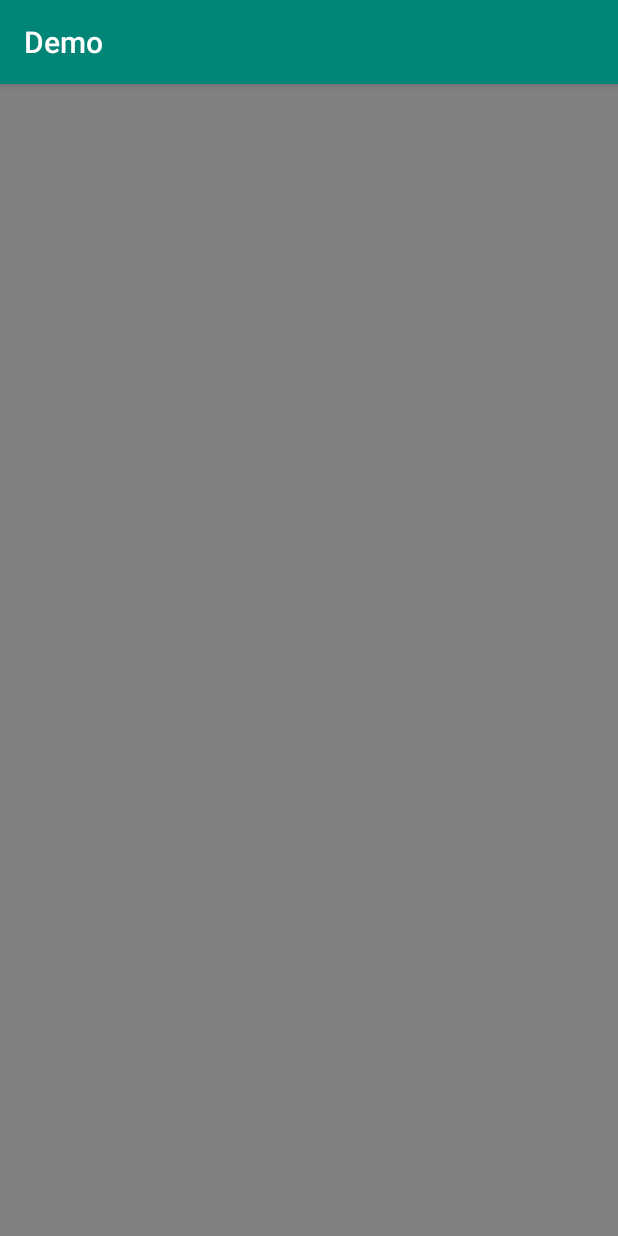
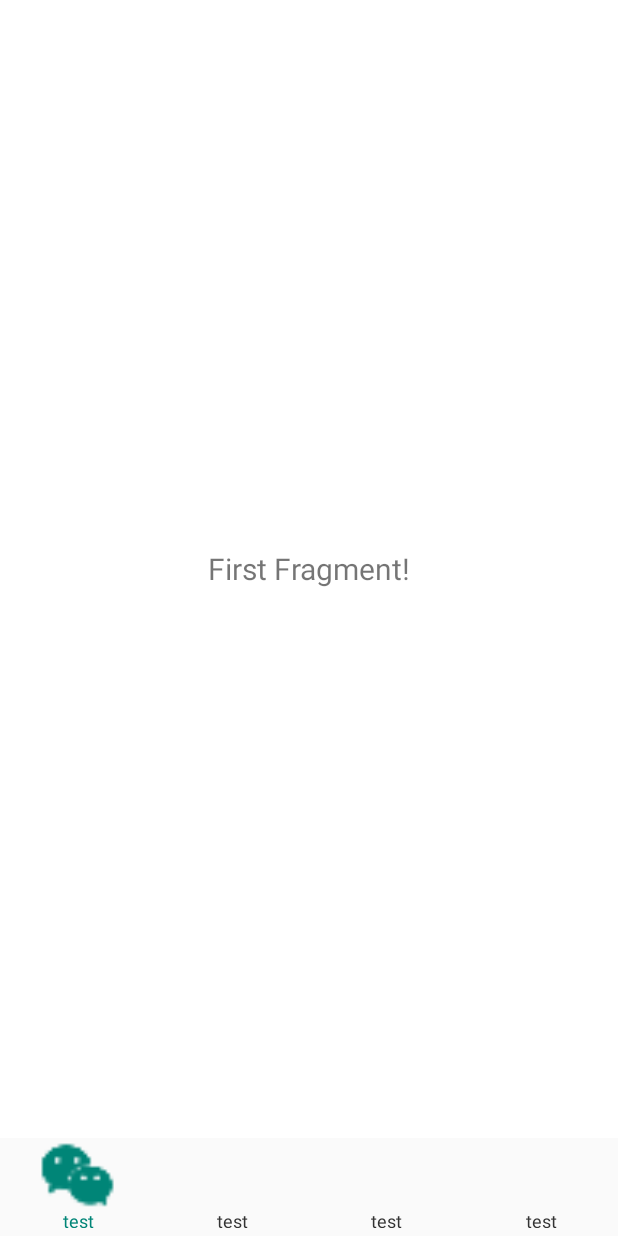
Before and after one commit to daishengda2018/AndroidKnowledgeSystem, an Android app: the screen it shows after launch (MainActivity before the commit, WeChatDemoActivity after it), on a phone screen of 412 x 824 dp. Run offline under Robolectric (Android 15) with nearby library versions, the light colour scheme and no system bars.

Commit message:
使用Xformode仿微信6.0 tab 渐变

```diff
--- /dev/null
+++ b/Demo/app/src/main/java/com/example/dsd/demo/ui/transfer/wechat/WeChatDemoActivity.java
@@ -0,0 +1,130 @@
+package com.example.dsd.demo.ui.transfer.wechat;
+
+import android.os.Bundle;
+import android.support.v4.app.Fragment;
+import android.support.v4.app.FragmentActivity;
+import android.support.v4.app.FragmentPagerAdapter;
+import android.support.v4.view.ViewPager;
+import android.view.View;
+
+import com.example.dsd.demo.R;
+
+import java.util.ArrayList;
+import java.util.List;
+
+/**
+ * todo
+ * Created by im_dsd on 2019-11-06
+ */
+public class WeChatDemoActivity extends FragmentActivity implements ViewPager.OnPageChangeListener, View.OnClickListener {
+    private ViewPager mViewPager;
+    private List<Fragment> mTabs = new ArrayList<Fragment>();
+    private FragmentPagerAdapter mAdapter;
+
+    private String[] mTitles = new String[]{"First Fragment!",
+        "Second Fragment!", "Third Fragment!", "Fourth Fragment!"};
+
+    private List<WeChatTagView> mTabIndicator = new ArrayList<WeChatTagView>();
+
+    @Override
+    protected void onCreate(Bundle savedInstanceState) {
+        super.onCreate(savedInstanceState);
+        setContentView(R.layout.activity_main);
+        mViewPager = findViewById(R.id.id_viewpager);
+        initDatas();
+        mViewPager.setAdapter(mAdapter);
+        mViewPager.setOnPageChangeListener(this);
+    }
+
+    private void initDatas() {
+        for (String title : mTitles) {
+            WechatTabFragment tabFragment = new WechatTabFragment();
+            Bundle args = new Bundle();
+            args.putString("title", title);
+            tabFragment.setArguments(args);
+            mTabs.add(tabFragment);
+        }
+
+        mAdapter = new FragmentPagerAdapter(getSupportFragmentManager()) {
+            @Override
+            public int getCount() {
+                return mTabs.size();
+            }
+            @Override
+            public Fragment getItem(int arg0) {
+                return mTabs.get(arg0);
+            }
+        };
+        initTabIndicator();
+    }
+
+    private void initTabIndicator() {
+        WeChatTagView one = findViewById(R.id.id_indicator_1);
+        WeChatTagView two = findViewById(R.id.id_indicator_2);
+        WeChatTagView three = findViewById(R.id.id_indicator_3);
+        WeChatTagView four = findViewById(R.id.id_indicator_4);
+
+        mTabIndicator.add(one);
+        mTabIndicator.add(two);
+        mTabIndicator.add(three);
+        mTabIndicator.add(four);
+
+        one.setOnClickListener(this);
+        two.setOnClickListener(this);
+        three.setOnClickListener(this);
+        four.setOnClickListener(this);
+        one.setIconAlpha(1.0f);
+    }
+
+    @Override
+    public void onPageSelected(int arg0) {
+    }
+
+    @Override
+    public void onPageScrolled(int position, float positionOffset, int positionOffsetPixels) {
+        if (positionOffset > 0) {
+            WeChatTagView left = mTabIndicator.get(position);
+            WeChatTagView right = mTabIndicator.get(position + 1);
+            left.setIconAlpha(1 - positionOffset);
+            right.setIconAlpha(positionOffset);
+        }
+    }
+
+    @Override
+    public void onPageScrollStateChanged(int state) {
+
+    }
+
+    @Override
+    public void onClick(View v) {
+        resetOtherTabs();
+        switch (v.getId()) {
+            case R.id.id_indicator_1:
+                mTabIndicator.get(0).setIconAlpha(1.0f);
+                mViewPager.setCurrentItem(0, false);
+                break;
+            case R.id.id_indicator_2:
+                mTabIndicator.get(1).setIconAlpha(1.0f);
+                mViewPager.setCurrentItem(1, false);
+                break;
+            case R.id.id_indicator_3:
+                mTabIndicator.get(2).setIconAlpha(1.0f);
+                mViewPager.setCurrentItem(2, false);
+                break;
+            case R.id.id_indicator_4:
+                mTabIndicator.get(3).setIconAlpha(1.0f);
+                mViewPager.setCurrentItem(3, false);
+                break;
+
+        }
+    }
+
+    /**
+     * 重置其他的Tab
+     */
+    private void resetOtherTabs() {
+        for (int i = 0; i < mTabIndicator.size(); i++) {
+            mTabIndicator.get(i).setIconAlpha(0);
+        }
+    }
+}
--- /dev/null
+++ b/Demo/app/src/main/java/com/example/dsd/demo/ui/transfer/wechat/WeChatTagView.java
@@ -0,0 +1,142 @@
+package com.example.dsd.demo.ui.transfer.wechat;
+
+import android.content.Context;
+import android.content.res.TypedArray;
+import android.graphics.Canvas;
+import android.graphics.Color;
+import android.graphics.Paint;
+import android.graphics.PorterDuff;
+import android.graphics.PorterDuffXfermode;
+import android.graphics.Rect;
+import android.graphics.RectF;
+import android.graphics.drawable.BitmapDrawable;
+import android.support.annotation.Nullable;
+import android.util.AttributeSet;
+import android.view.View;
+
+import com.example.dsd.demo.R;
+import com.example.dsd.demo.utils.DisplayUtils;
+
+/**
+ * 微信 tag view
+ * <p>
+ * Created by im_dsd on 2019-11-06
+ */
+public class WeChatTagView extends View {
+
+    private String mText;
+    private int mTextSize;
+    private int mColor;
+    private BitmapDrawable mIcon;
+    private RectF mIconRect;
+    private Paint mTextPaint;
+    private Rect mTextBound = new Rect();
+    private float mAlpha = 0;
+    private Paint mPaint;
+    private PorterDuffXfermode mXfermode;
+
+    public WeChatTagView(Context context) {
+        this(context, null);
+    }
+
+    public WeChatTagView(Context context, @Nullable AttributeSet attrs) {
+        this(context, attrs, 0);
+    }
+
+    public WeChatTagView(Context context, @Nullable AttributeSet attrs, int defStyleAttr) {
+        this(context, attrs, defStyleAttr, 0);
+    }
+
+    public WeChatTagView(Context context, @Nullable AttributeSet attrs, int defStyleAttr, int defStyleRes) {
+        super(context, attrs, defStyleAttr, defStyleRes);
+        init(context, attrs);
+    }
+
+    private void init(Context context, AttributeSet attrs) {
+        TypedArray array = context.obtainStyledAttributes(attrs, R.styleable.WeChatTagView);
+        mText = array.getString(R.styleable.WeChatTagView_text);
+        mTextSize = array.getDimensionPixelSize(R.styleable.WeChatTagView_textSize, 10);
+        mColor = array.getColor(R.styleable.WeChatTagView_color, Color.BLACK);
+        mIcon = (BitmapDrawable)(array.getDrawable(R.styleable.WeChatTagView_icon));
+        array.recycle();
+
+        mTextPaint = new Paint();
+        mTextPaint.setTextSize(mTextSize);
+        mTextPaint.setColor(0xff555555);
+        // 得到text绘制范围
+        mTextPaint.getTextBounds(mText, 0, mText.length(), mTextBound);
+
+        mPaint = new Paint();
+        mPaint.setColor(mColor);
+        mPaint.setAntiAlias(true);
+        mPaint.setDither(true);
+        mXfermode = new PorterDuffXfermode(PorterDuff.Mode.DST_IN);
+    }
+
+    @Override
+    protected void onMeasure(int widthMeasureSpec, int heightMeasureSpec) {
+        int size = (int) DisplayUtils.dp2px(20);
+        int width = resolveSize(size, widthMeasureSpec);
+        int height = resolveSize(size, heightMeasureSpec);
+        setMeasuredDimension(width, height);
+    }
+
+    @Override
+    protected void onSizeChanged(int w, int h, int oldw, int oldh) {
+        super.onSizeChanged(w, h, oldw, oldh);
+
+        // 得到绘制icon的宽
+        int width = getMeasuredWidth() - getPaddingLeft() - getPaddingRight();
+        // 控件的高度-文本的高度-内边距
+        int height = getMeasuredHeight() - getPaddingTop() - getPaddingBottom() - mTextBound.height();
+        int bitmapSize = Math.min(width, height);
+        int left = getMeasuredWidth() / 2 - bitmapSize / 2;
+        int top = (getMeasuredHeight() - mTextBound.height()) / 2 - bitmapSize / 2;
+        // 设置icon的绘制范围
+        mIconRect = new RectF(left, top, left + bitmapSize, top + bitmapSize);
+    }
+
+    @Override
+    protected void onDraw(Canvas canvas) {
+        super.onDraw(canvas);
+        int alpha = (int) Math.ceil((255 * mAlpha));
+        // 绘制颜色
+        mPaint.setAlpha(alpha);
+        int layer = canvas.saveLayer(mIconRect, mPaint, Canvas.ALL_SAVE_FLAG);
+        canvas.drawRect(mIconRect, mPaint);
+        mPaint.setXfermode(mXfermode);
+        canvas.drawBitmap(mIcon.getBitmap(), null, mIconRect, mPaint);
+        mPaint.setXfermode(null);
+        canvas.restoreToCount(layer);
+
+        drawSourceText(canvas, alpha);
+        drawTargetText(canvas, alpha);
+    }
+
+    private void drawSourceText(Canvas canvas, int alpha)
+    {
+        mTextPaint.setTextSize(mTextSize);
+        mTextPaint.setColor(0xff333333);
+        mTextPaint.setAlpha(255 - alpha);
+        canvas.drawText(mText, mIconRect.left + mIconRect.width() / 2 - mTextBound.width() / 2,
+            mIconRect.bottom + mTextBound.height(), mTextPaint);
+    }
+
+    private void drawTargetText(Canvas canvas, int alpha)
+    {
+        mTextPaint.setColor(mColor);
+        mTextPaint.setAlpha(alpha);
+        canvas.drawText(mText, mIconRect.left + mIconRect.width() / 2 - mTextBound.width() / 2,
+            mIconRect.bottom + mTextBound.height(), mTextPaint);
+
+    }
+
+    /**
+     * 设置透明度
+     * @param alpha 0 ~ 1 的取值范围
+     */
+    public void setIconAlpha(float alpha) {
+        mAlpha = alpha;
+        invalidate();
+    }
+}
--- /dev/null
+++ b/Demo/app/src/main/java/com/example/dsd/demo/ui/transfer/wechat/WechatTabFragment.java
@@ -0,0 +1,37 @@
+package com.example.dsd.demo.ui.transfer.wechat;
+
+import android.graphics.Color;
+import android.os.Bundle;
+import android.support.v4.app.Fragment;
+import android.view.Gravity;
+import android.view.LayoutInflater;
+import android.view.View;
+import android.view.ViewGroup;
+import android.widget.TextView;
+
+/**
+ * todo
+ * Created by im_dsd on 2019-11-06
+ */
+public class WechatTabFragment extends Fragment {
+    private String mTitle = "Default";
+
+
+    public WechatTabFragment() {
+    }
+
+    @Override
+    public View onCreateView(LayoutInflater inflater, ViewGroup container,
+                             Bundle savedInstanceState) {
+        if (getArguments() != null) {
+            mTitle = getArguments().getString("title");
+        }
+
+        TextView textView = new TextView(getActivity());
+        textView.setTextSize(20);
+        textView.setBackgroundColor(Color.parseColor("#ffffffff"));
+        textView.setGravity(Gravity.CENTER);
+        textView.setText(mTitle);
+        return textView;
+    }
+}
--- a/Demo/app/src/main/res/layout/activity_main.xml
+++ b/Demo/app/src/main/res/layout/activity_main.xml
@@ -6,7 +6,10 @@
     tools:context=".MainActivity">
 
     <com.example.dsd.demo.ui.transfer.EraserView
+        android:visibility="gone"
         android:layout_width="match_parent"
         android:layout_height="match_parent" />
 
+  <include layout="@layout/layout_wechat_tab_demo"/>
+
 </FrameLayout>
--- /dev/null
+++ b/Demo/app/src/main/res/layout/layout_wechat_tab_demo.xml
@@ -0,0 +1,61 @@
+<?xml version="1.0" encoding="utf-8"?>
+<LinearLayout xmlns:android="http://schemas.android.com/apk/res/android"
+    android:layout_width="match_parent"
+    android:layout_height="match_parent"
+    xmlns:app="http://schemas.android.com/apk/res-auto"
+    android:orientation="vertical">
+
+    <android.support.v4.view.ViewPager
+        android:id="@+id/id_viewpager"
+        android:layout_width="match_parent"
+        android:layout_weight="1"
+        android:layout_height="0dp" />
+
+    <LinearLayout
+        android:layout_width="match_parent"
+        android:layout_marginBottom="5dp"
+        android:layout_height="60dp">
+
+        <com.example.dsd.demo.ui.transfer.wechat.WeChatTagView
+            android:id="@+id/id_indicator_1"
+            app:icon="@drawable/actionbar_icon"
+            app:color="@color/colorPrimary"
+            app:textSize="12sp"
+            app:text="test"
+            android:layout_width="0dp"
+            android:layout_weight="1"
+            android:layout_height="match_parent" />
+
+        <com.example.dsd.demo.ui.transfer.wechat.WeChatTagView
+            android:id="@+id/id_indicator_2"
+            app:icon="@drawable/mine"
+            app:color="@color/colorPrimary"
+            app:textSize="12sp"
+            app:text="test"
+            android:layout_width="0dp"
+            android:layout_weight="1"
+            android:layout_height="match_parent" />
+
+        <com.example.dsd.demo.ui.transfer.wechat.WeChatTagView
+            android:id="@+id/id_indicator_3"
+            app:icon="@drawable/actionbar_search_icon"
+            app:color="@color/colorPrimary"
+            app:textSize="12sp"
+            app:text="test"
+            android:layout_width="0dp"
+            android:layout_weight="1"
+            android:layout_height="match_parent" />
+
+        <com.example.dsd.demo.ui.transfer.wechat.WeChatTagView
+            android:id="@+id/id_indicator_4"
+            app:icon="@drawable/mine"
+            app:color="@color/colorPrimary"
+            app:textSize="12sp"
+            app:text="test"
+            android:layout_width="0dp"
+            android:layout_weight="1"
+            android:layout_height="match_parent" />
+
+    </LinearLayout>
+
+</LinearLayout>
--- a/Demo/app/src/main/res/values/attrs.xml
+++ b/Demo/app/src/main/res/values/attrs.xml
@@ -1,14 +1,17 @@
 <?xml version="1.0" encoding="utf-8"?>
 <resources>
+    <!--抽取公共方法-->
+    <attr name="textSize" format="dimension" />
+
     <declare-styleable name="MaterialEditText">
-        <attr name="textSize" format="dimension"/>
+       <attr name="textSize"/>
         <attr name="orientation" format="enum">
-            <enum name="horizontal" value="0"/>
-            <enum name="vertical" value="1"/>
+            <enum name="horizontal" value="0" />
+            <enum name="vertical" value="1" />
         </attr>
-        <attr name="pivotX" format="fraction"/>
+        <attr name="pivotX" format="fraction" />
         <attr name="gravity" format="flags">
-            <flag name="top" value="0x30"/>
+            <flag name="top" value="0x30" />
             <flag name="bottom" value="0x50" />
             <flag name="left" value="0x03" />
             <flag name="right" value="0x05" />
@@ -16,4 +19,12 @@
         </attr>
     </declare-styleable>
 
+    <declare-styleable name="WeChatTagView">
+        <attr name="icon" format="reference" />
+        <attr name="color" format="color" />
+        <attr name="text" format="string" />
+        <attr name="textSize"/>
+
+    </declare-styleable>
+
 </resources>
```
Also changed, not shown: Demo/app/src/main/AndroidManifest.xml (+4 -3 lines), Demo/app/src/main/res/drawable-xxhdpi/actionbar_add_icon.png (added), Demo/app/src/main/res/drawable-xxhdpi/actionbar_icon.png (added), Demo/app/src/main/res/drawable-xxhdpi/actionbar_more_icon.png (added), Demo/app/src/main/res/drawable-xxhdpi/actionbar_search_icon.png (added), Demo/app/src/main/res/drawable-xxhdpi/mine.png (added), Demo/app/src/main/res/drawable-xxhdpi/tabline.9.png (added).
